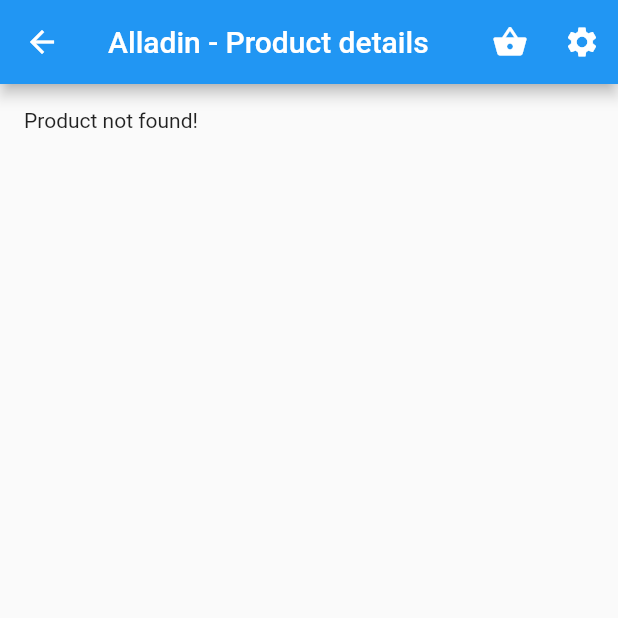
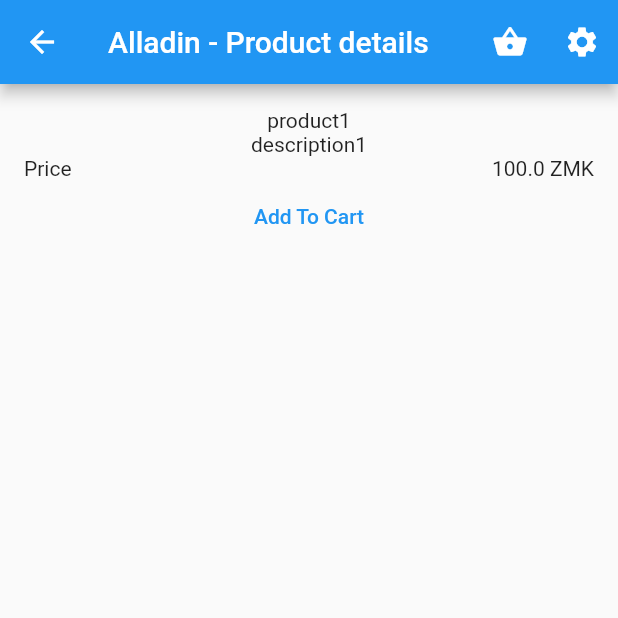
Before and after one commit to fshangala/alladin, a Flutter app: the screen it shows after launch, after a tap on "product1", on a phone screen of 412 x 824 dp, the top half of it. Run offline on Flutter 3.47's test engine with Material 2 defaults, Android fonts, the light colour scheme and no system bars; our stand-ins replace shared_preferences.

Commit message:
windows migration

```diff
--- a/lib/cart/cart.dart
+++ b/lib/cart/cart.dart
@@ -47,6 +47,15 @@
                             Text(displayPrice(snapshot.data![0].totalPrice(),
                                 snapshot.data![1].currency))
                           ],
+                        ),
+                        Row(
+                          children: [
+                            TextButton(
+                                onPressed: () {
+                                  //
+                                },
+                                child: const Text('Checkout'))
+                          ],
                         )
                       ],
                     );
--- a/lib/core/data_types.dart
+++ b/lib/core/data_types.dart
@@ -143,5 +143,8 @@
     if (!productFound) {
       items.add(CartItem(product, quantity));
     }
+    SharedPreferences.getInstance().then((instance) {
+      toSharedPreferences(instance);
+    });
   }
 }
--- a/lib/core/databases.dart
+++ b/lib/core/databases.dart
@@ -6,6 +6,33 @@
 ];
 
 abstract class Database {
+  final List<Map<String, dynamic>> mockData = [
+    {
+      'id': 'mock1',
+      'name': 'product1',
+      'description': 'description1',
+      'price': 100.0
+    },
+    {
+      'id': 'mock2',
+      'name': 'product2',
+      'description': 'description2',
+      'price': 200.0
+    },
+    {
+      'id': 'mock3',
+      'name': 'product3',
+      'description': 'description3',
+      'price': 300.0
+    },
+    {
+      'id': 'mock4',
+      'name': 'product4',
+      'description': 'description4',
+      'price': 400.0
+    },
+  ];
+
   static Database getDatabase() {
     return databases[0];
   }
@@ -29,32 +56,7 @@
         }
         results = await get(collection);
       }*/
-      return [
-        {
-          'id': '1',
-          'name': 'product1',
-          'description': 'description1',
-          'price': 1.0
-        },
-        {
-          'id': '2',
-          'name': 'product2',
-          'description': 'description2',
-          'price': 2.0
-        },
-        {
-          'id': '3',
-          'name': 'product3',
-          'description': 'description3',
-          'price': 3.0
-        },
-        {
-          'id': '4',
-          'name': 'product4',
-          'description': 'description4',
-          'price': 4.0
-        },
-      ];
+      results = mockData;
     }
 
     return results;
@@ -73,6 +75,14 @@
         }
       }
     }
+    if (data == null) {
+      for (var element in mockData) {
+        if (element['id'] == id) {
+          data = element;
+          break;
+        }
+      }
+    }
     return data;
   }
 
```
